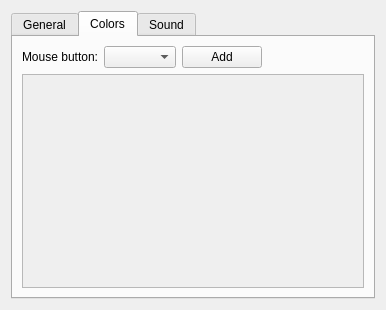
This is src/config/ui/mouseconfig.ui in hippich/recorditnow as Qt 5 draws it before an edit. The edited form follows.
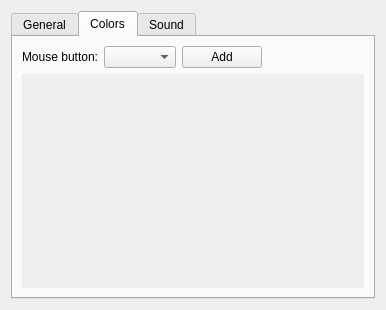
This is the edited form. The open tabs and pages were chosen to show the change. Custom widgets are drawn as their Qt base class.

Patch:
```diff
--- a/src/config/ui/mouseconfig.ui
+++ b/src/config/ui/mouseconfig.ui
@@ -294,6 +294,12 @@
        </item>
        <item>
         <widget class="QScrollArea" name="scrollArea_2">
+         <property name="frameShape">
+          <enum>QFrame::NoFrame</enum>
+         </property>
+         <property name="frameShadow">
+          <enum>QFrame::Sunken</enum>
+         </property>
          <property name="widgetResizable">
           <bool>true</bool>
          </property>
@@ -302,8 +308,8 @@
            <rect>
             <x>0</x>
             <y>0</y>
-            <width>356</width>
-            <height>215</height>
+            <width>362</width>
+            <height>221</height>
            </rect>
           </property>
           <layout class="QVBoxLayout" name="colorWidgetListLayout"/>
```
Left out of the diff: 6 changed lines with no effect on the pictures.
